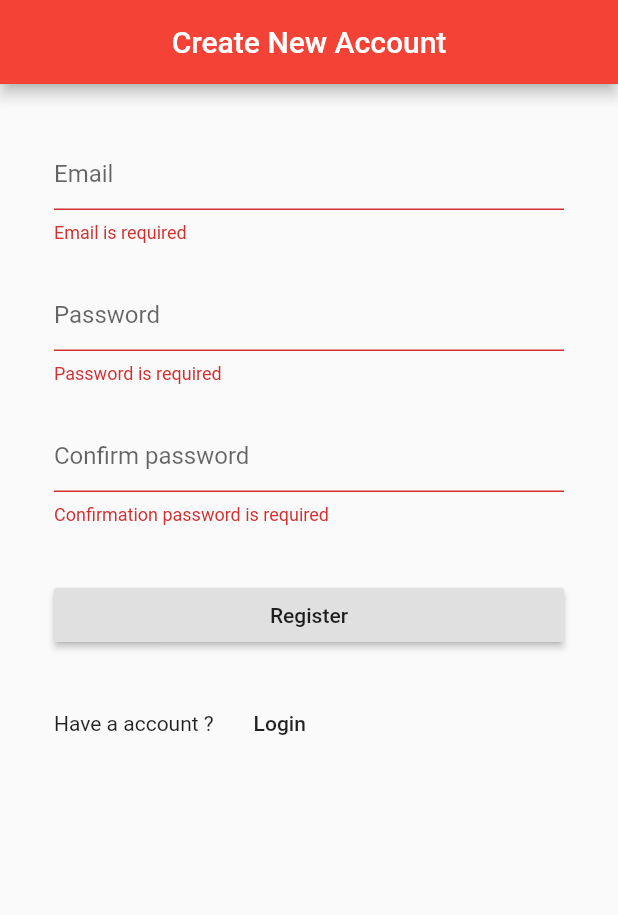
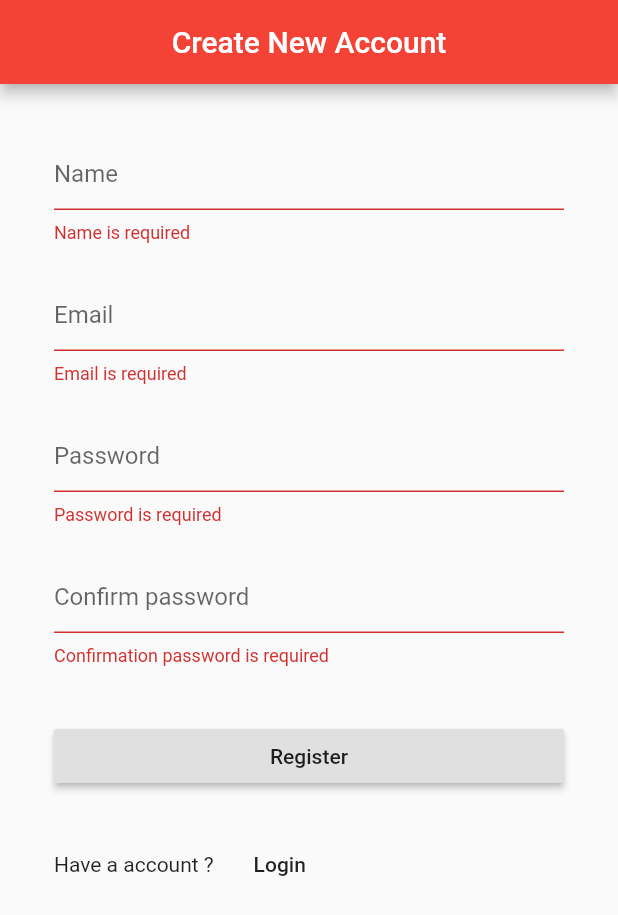
Before and after one commit to mohamed9519/todo_list, a Flutter app: the RegisterScreen screen opened directly, after a tap on "Register", on a phone screen of 412 x 824 dp. Shown: the top 915 px of the screen. Run offline on Flutter 3.47's test engine with Material 2 defaults, Android fonts, the phone set to English and light mode, and no system bars; our stand-ins replace cloud_firestore, firebase_auth; accounts and stored records are empty.

Commit message:
add logOut and some features

```diff
--- a/lib/auth/register.dart
+++ b/lib/auth/register.dart
@@ -1,5 +1,6 @@
 import 'package:ToDo/auth/login.dart';
 import 'package:ToDo/todo/home_screen.dart';
+import 'package:cloud_firestore/cloud_firestore.dart';
 import 'package:firebase_auth/firebase_auth.dart';
 import 'package:flutter/material.dart';
 
@@ -12,6 +13,7 @@ class _RegisterScreenState extends State<RegisterScreen> {
   TextEditingController _emailController = TextEditingController();
   TextEditingController _passwordController = TextEditingController();
   TextEditingController _confirmpasswordController= TextEditingController();
+  TextEditingController _nameController = TextEditingController();
 
   final _formKey = GlobalKey<FormState>();
   bool _autoValidation = false;
@@ -47,6 +49,19 @@ class _RegisterScreenState extends State<RegisterScreen> {
           key: _formKey,
           child: Column(
             children: <Widget>[
+              TextFormField(
+                controller: _nameController,
+                decoration: InputDecoration(
+                    hintText: "Name"
+                ),
+                validator: (value) {
+                  if (value.isEmpty) {
+                    return 'Name is required';
+                  }
+                  return null;
+                },
+              ),
+              SizedBox(height: 24,),
               TextFormField(
                 controller: _emailController,
                 decoration: InputDecoration(
@@ -136,16 +151,32 @@ class _RegisterScreenState extends State<RegisterScreen> {
         _isLoading = true;
         _autoValidation=false;
       });
-      AuthResult results =
-     await FirebaseAuth.instance.createUserWithEmailAndPassword(email: _emailController.text,
-         password: _passwordController.text);
-      if(results.user==null){
-        _isLoading= false;
-        _error="Register is failed";
 
-      }else{
-        Navigator.of(context).pushReplacement(MaterialPageRoute(builder: (context)=>HomeScreen()));
-      }
+      FirebaseAuth.
+      instance.
+      createUserWithEmailAndPassword(email: _emailController.text, password: _passwordController.text)
+      .then((authResult){
+        Firestore.instance.collection("porfile").document().setData({
+          "name" : _nameController.text,
+          "user_id" : authResult.user.uid
+        }).then((_){
+          Navigator.of(context).pushReplacement(MaterialPageRoute(builder: (context)=>HomeScreen()));
+        }).catchError((error){
+          setState(() {
+            _isLoading= false;
+            _error=error.toString();
+          });
+        });
+
+      })
+      .catchError((error){
+        setState(() {
+          _isLoading= false;
+          _error=error.toString();
+        });
+      });
+
+
     }
   }
 
```
Also changed, not shown: lib/todo/home_screen.dart (+79 -16 lines).
